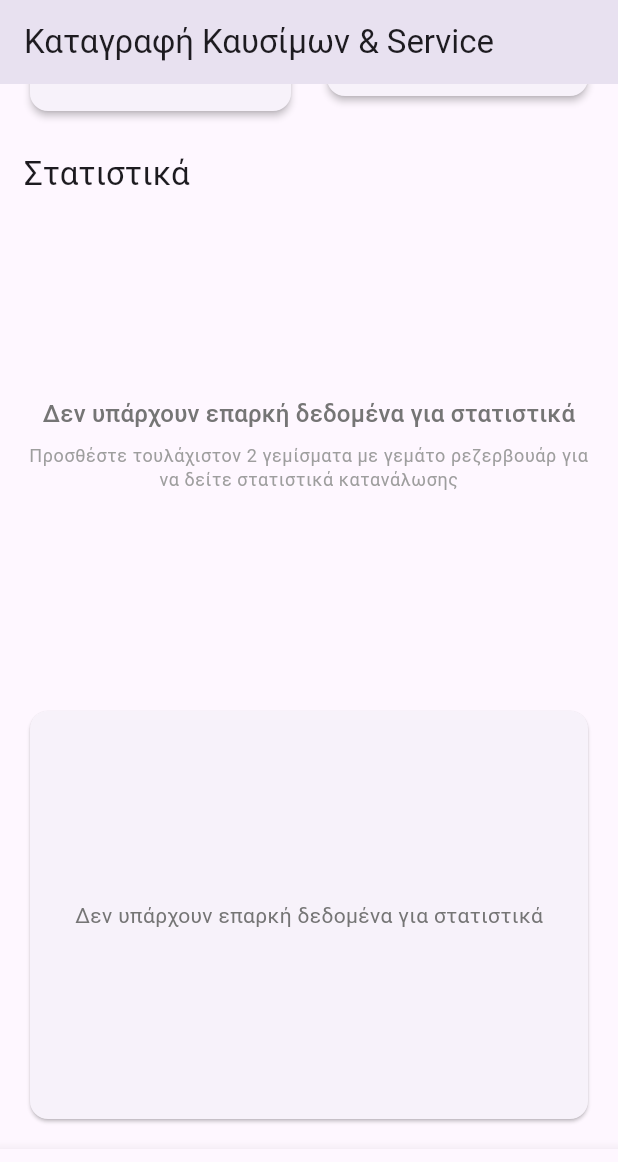
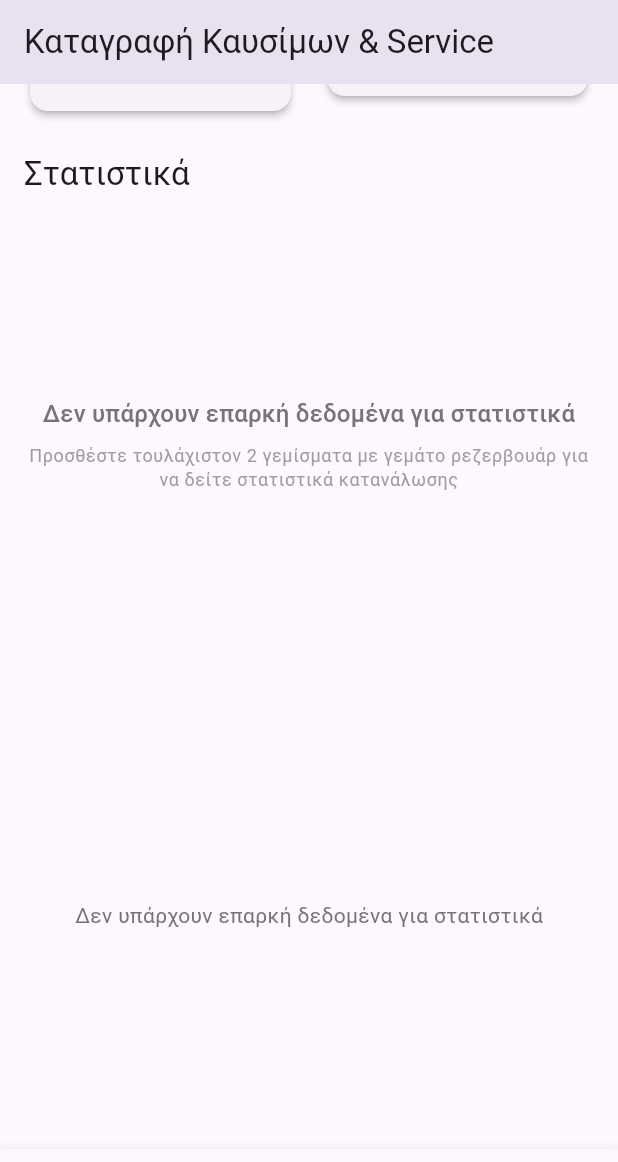
Before and after one commit to ivmerachtsis-wq/Fuel_Service_Log, a Flutter app: the screen it shows after launch, item 3 of the bottom bar chosen, scrolled down 290 dp, on a phone screen of 412 x 824 dp. Shown: the top 1162 px of the screen. Run offline on Flutter 3.47's test engine with Material 3 defaults, Android fonts, the phone set to English and light mode, and no system bars; our stand-ins replace csv, fl_chart, hive, hive_flutter, pdf; accounts and stored records are empty.

Commit message:
fix(stats): show proper empty-state message in chart when no data

```diff
--- a/lib/ui/tabs/stats_tab.dart
+++ b/lib/ui/tabs/stats_tab.dart
@@ -168,7 +168,17 @@ class _StatsTabState extends State<StatsTab> {
 
                 const SizedBox(height: 24),
                 // Bar chart: Στοιβαγμένο κόστος/μήνα (Fuel + Service)
-                SizedBox(
+                (monthlyCosts.isEmpty && serviceMonthMap.isEmpty)
+                    ? SizedBox(
+                        height: 280,
+                        child: Center(
+                          child: Text(
+                            l10n.chartNoData,
+                            style: TextStyle(color: Colors.grey[600]),
+                          ),
+                        ),
+                      )
+                    : SizedBox(
                         height: 280,
                         child: Card(
                           child: Padding(
```
Lines whose indentation alone changed are shown as unchanged.
